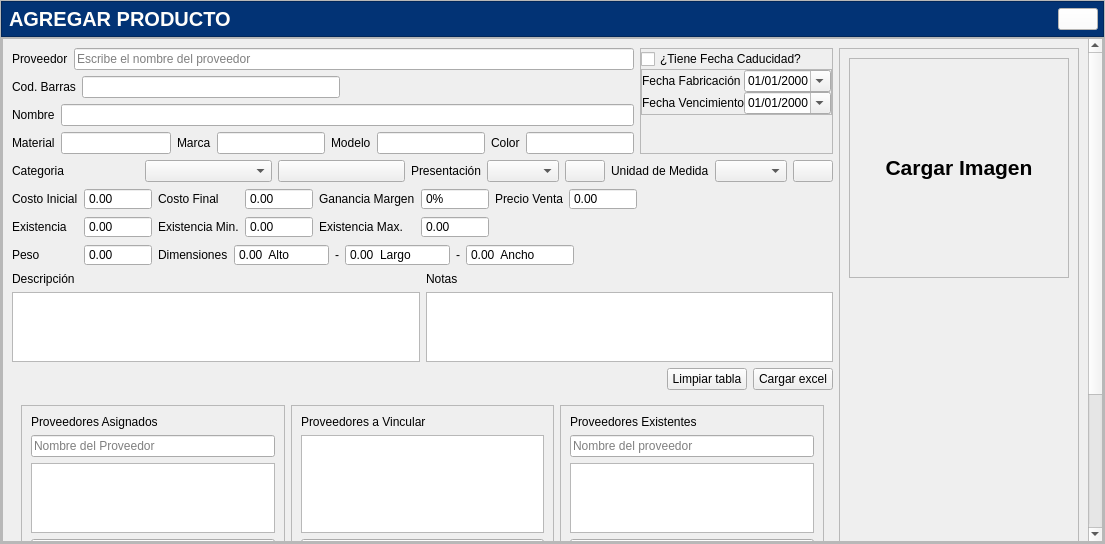
Above: app/View/UserInterfaceUi/UI_AGREGARPRODUCTO.ui from LAngelVp/software-punto-de-venta before the change. Below: the same form after it.
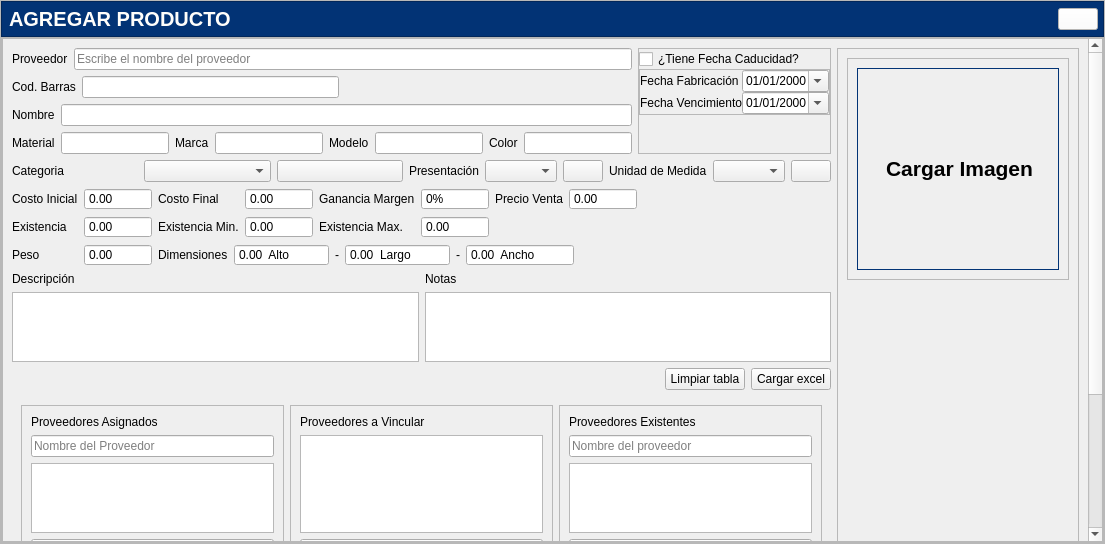
That is the form after the change. Icons and pictures are not drawn.

What changed in the file:
```diff
--- a/app/View/UserInterfaceUi/UI_AGREGARPRODUCTO.ui
+++ b/app/View/UserInterfaceUi/UI_AGREGARPRODUCTO.ui
@@ -37,6 +37,9 @@
 #etiqueta_fotoProducto{
 min-height: 200px;
 min-width:200px;
+max-height: 200px;
+max-width:200px;
+border: 1px solid #023375;
 }
 [objectName*=&quot;etiqueta&quot;]{
 font-size: 14px;
@@ -353,10 +356,10 @@
            <widget class="QWidget" name="contenedor_scroll_formulario">
             <property name="geometry">
              <rect>
-              <x>0</x>
-              <y>0</y>
-              <width>1289</width>
-              <height>949</height>
+              <x>-222</x>
+              <y>-469</y>
+              <width>1306</width>
+              <height>953</height>
              </rect>
             </property>
             <layout class="QGridLayout" name="gridLayout_13">
@@ -508,65 +511,6 @@
                </layout>
               </widget>
              </item>
-             <item row="0" column="3" rowspan="11">
-              <widget class="QFrame" name="contenedor_formulario_derecha">
-               <property name="frameShape">
-                <enum>QFrame::StyledPanel</enum>
-               </property>
-               <property name="frameShadow">
-                <enum>QFrame::Raised</enum>
-               </property>
-               <layout class="QVBoxLayout" name="verticalLayout_2">
-                <item>
-                 <widget class="QFrame" name="contenedor_foto">
-                  <property name="frameShape">
-                   <enum>QFrame::StyledPanel</enum>
-                  </property>
-                  <property name="frameShadow">
-                   <enum>QFrame::Raised</enum>
-                  </property>
-                  <layout class="QGridLayout" name="gridLayout_2">
-                   <item row="0" column="0">
-                    <widget class="QLabel" name="etiqueta_fotoProducto">
-                     <property name="cursor">
-                      <cursorShape>PointingHandCursor</cursorShape>
-                     </property>
-                     <property name="frameShape">
-                      <enum>QFrame::NoFrame</enum>
-                     </property>
-                     <property name="frameShadow">
-                      <enum>QFrame::Plain</enum>
-                     </property>
-                     <property name="text">
-                      <string>&lt;html&gt;&lt;head/&gt;&lt;body&gt;&lt;p align=&quot;center&quot;&gt;&lt;img src=&quot;:/Icons/IconosSVG/subir_imagen.png&quot; width=&quot;80&quot; height=&quot;70&quot;/&gt;&lt;/p&gt;&lt;p align=&quot;center&quot;&gt;&lt;span style=&quot; font-size:16pt; font-family:Arial; font-weight:bold;&quot;&gt;Cargar Imagen&lt;/span&gt;&lt;/p&gt;&lt;/body&gt;&lt;/html&gt;</string>
-                     </property>
-                     <property name="textFormat">
-                      <enum>Qt::AutoText</enum>
-                     </property>
-                     <property name="scaledContents">
-                      <bool>true</bool>
-                     </property>
-                    </widget>
-                   </item>
-                  </layout>
-                 </widget>
-                </item>
-                <item>
-                 <spacer name="verticalSpacer_2">
-                  <property name="orientation">
-                   <enum>Qt::Vertical</enum>
-                  </property>
-                  <property name="sizeHint" stdset="0">
-                   <size>
-                    <width>20</width>
-                    <height>473</height>
-                   </size>
-                  </property>
-                 </spacer>
-                </item>
-               </layout>
-              </widget>
-             </item>
              <item row="1" column="0">
               <layout class="QHBoxLayout" name="horizontalLayout">
                <item>
@@ -1288,6 +1232,65 @@
                </layout>
               </widget>
              </item>
+             <item row="0" column="3" rowspan="12">
+              <widget class="QFrame" name="contenedor_formulario_derecha">
+               <property name="frameShape">
+                <enum>QFrame::StyledPanel</enum>
+               </property>
+               <property name="frameShadow">
+                <enum>QFrame::Raised</enum>
+               </property>
+               <layout class="QVBoxLayout" name="verticalLayout_2">
+                <item>
+                 <widget class="QFrame" name="contenedor_foto">
+                  <property name="frameShape">
+                   <enum>QFrame::StyledPanel</enum>
+                  </property>
+                  <property name="frameShadow">
+                   <enum>QFrame::Raised</enum>
+                  </property>
+                  <layout class="QGridLayout" name="gridLayout_2">
+                   <item row="0" column="0">
+                    <widget class="QLabel" name="etiqueta_fotoProducto">
+                     <property name="cursor">
+                      <cursorShape>PointingHandCursor</cursorShape>
+                     </property>
+                     <property name="frameShape">
+                      <enum>QFrame::NoFrame</enum>
+                     </property>
+                     <property name="frameShadow">
+                      <enum>QFrame::Plain</enum>
+                     </property>
+                     <property name="text">
+                      <string>&lt;html&gt;&lt;head/&gt;&lt;body&gt;&lt;p align=&quot;center&quot;&gt;&lt;img src=&quot;:/Icons/IconosSVG/subir_imagen.png&quot; width=&quot;80&quot; height=&quot;70&quot;/&gt;&lt;/p&gt;&lt;p align=&quot;center&quot;&gt;&lt;span style=&quot; font-size:16pt; font-family:Arial; font-weight:bold;&quot;&gt;Cargar Imagen&lt;/span&gt;&lt;/p&gt;&lt;/body&gt;&lt;/html&gt;</string>
+                     </property>
+                     <property name="textFormat">
+                      <enum>Qt::AutoText</enum>
+                     </property>
+                     <property name="scaledContents">
+                      <bool>true</bool>
+                     </property>
+                    </widget>
+                   </item>
+                  </layout>
+                 </widget>
+                </item>
+                <item>
+                 <spacer name="verticalSpacer_2">
+                  <property name="orientation">
+                   <enum>Qt::Vertical</enum>
+                  </property>
+                  <property name="sizeHint" stdset="0">
+                   <size>
+                    <width>20</width>
+                    <height>473</height>
+                   </size>
+                  </property>
+                 </spacer>
+                </item>
+               </layout>
+              </widget>
+             </item>
             </layout>
            </widget>
           </widget>
```
Left out of the diff: 2 changed lines with no effect on the pictures.
